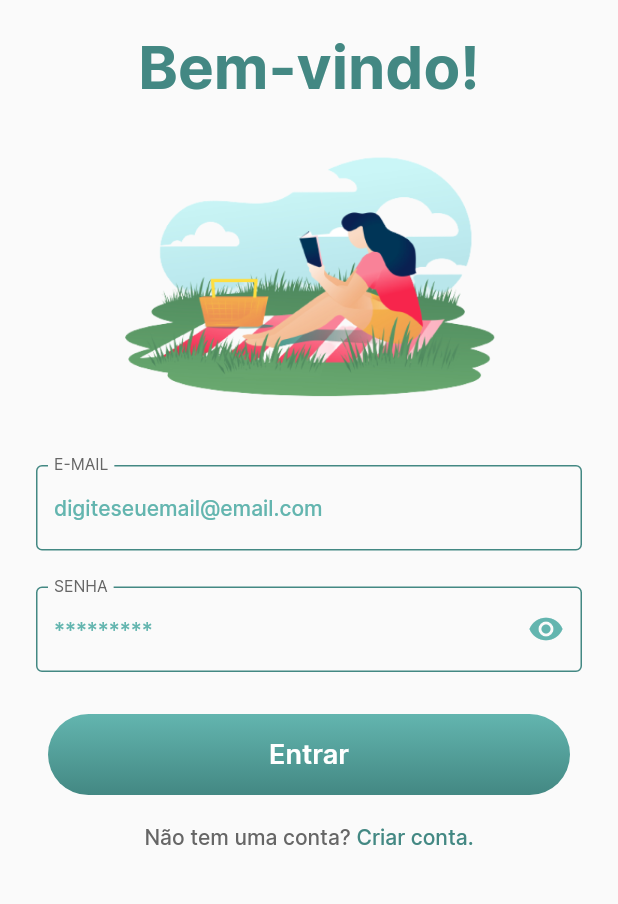
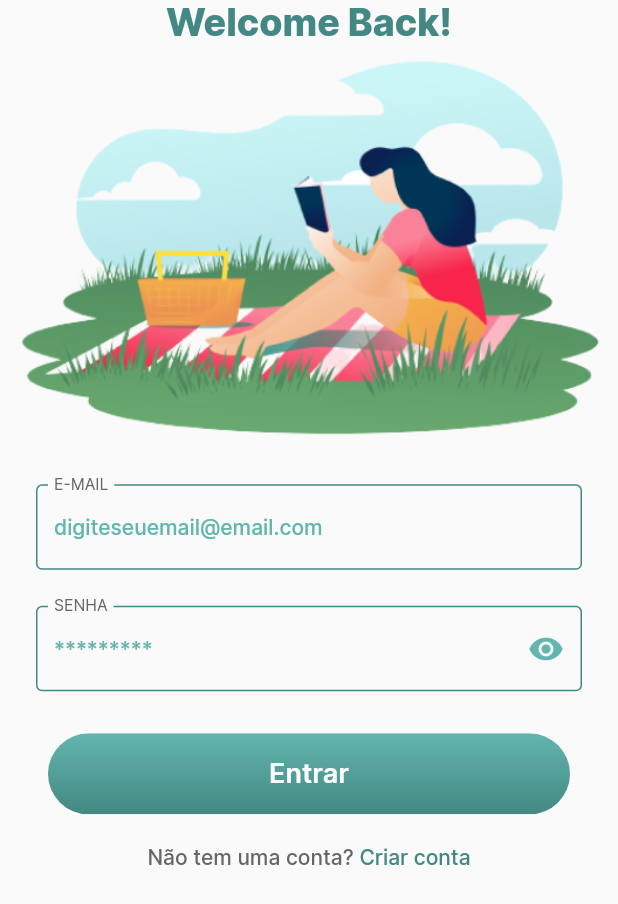
Before and after one commit to ramonzacarias/minha_estante, a Flutter app: the screen it shows after launch, after a tap on "Fazer Login", on a phone screen of 412 x 824 dp. Shown: the top 904 px of the screen. Run offline on Flutter 3.47's test engine with Material 2 defaults, Android fonts, the phone set to English and light mode, and no system bars.

Commit message:
Atualizando o sign_up

```diff
--- a/lib/features/sign_in/sign_in_page.dart
+++ b/lib/features/sign_in/sign_in_page.dart
@@ -80,23 +80,16 @@ class _SignInPageState extends State<SignInPage> {
     return Scaffold(
       body: ListView(
         children: [
-          const SizedBox(height: 20.0),
           Text(
-            'Bem-vindo!',
+            'Welcome Back!',
             textAlign: TextAlign.center,
-            style: AppTextStyles.bigText40.copyWith(
+            style: AppTextStyles.bigText.copyWith(
               color: AppColors.greenOne,
             ),
           ),
-          const SizedBox(height: 30.0),
-          Expanded(
-            child: Image.asset(
-              'assets/images/sign_in_image.png',
-              width: 264.0,
-              height: 180,
-            ),
+          Image.asset(
+            'assets/images/sign_in_image.png',
           ),
-          const SizedBox(height: 20.0),
           Form(
             key: _formKey,
             child: Column(
@@ -152,7 +145,7 @@ class _SignInPageState extends State<SignInPage> {
                 ),
               ),
               Text(
-                'Criar conta.',
+                'Criar conta',
                 style: AppTextStyles.smallText.copyWith(
                   color: AppColors.greenOne,
                 ),
```
